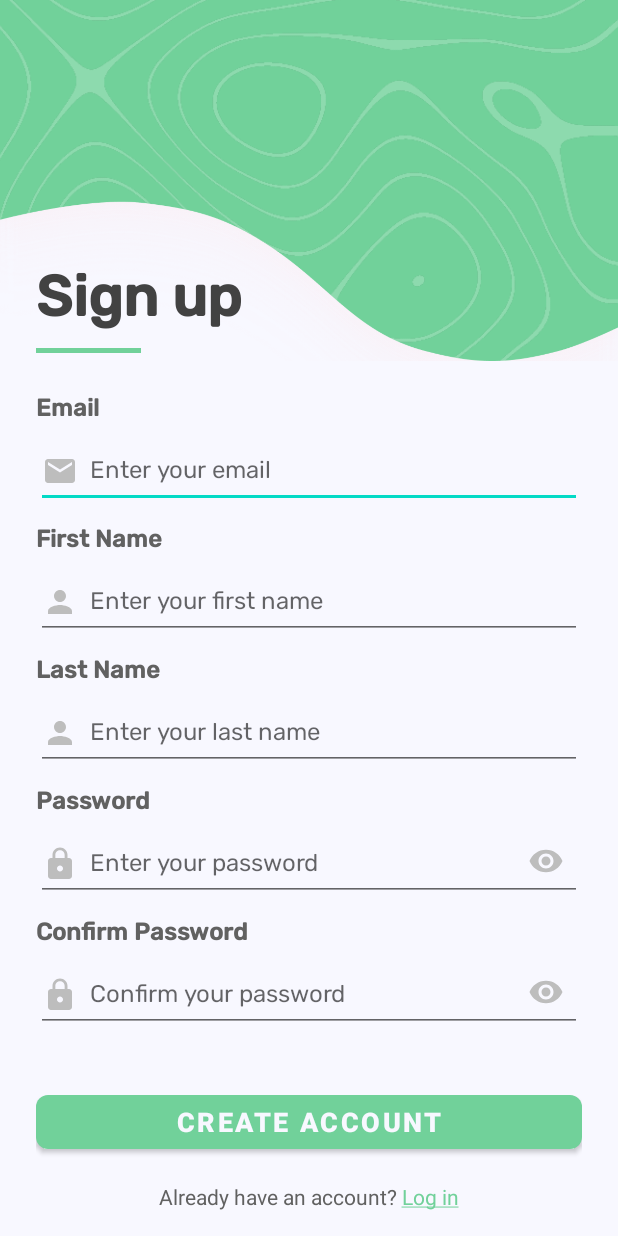
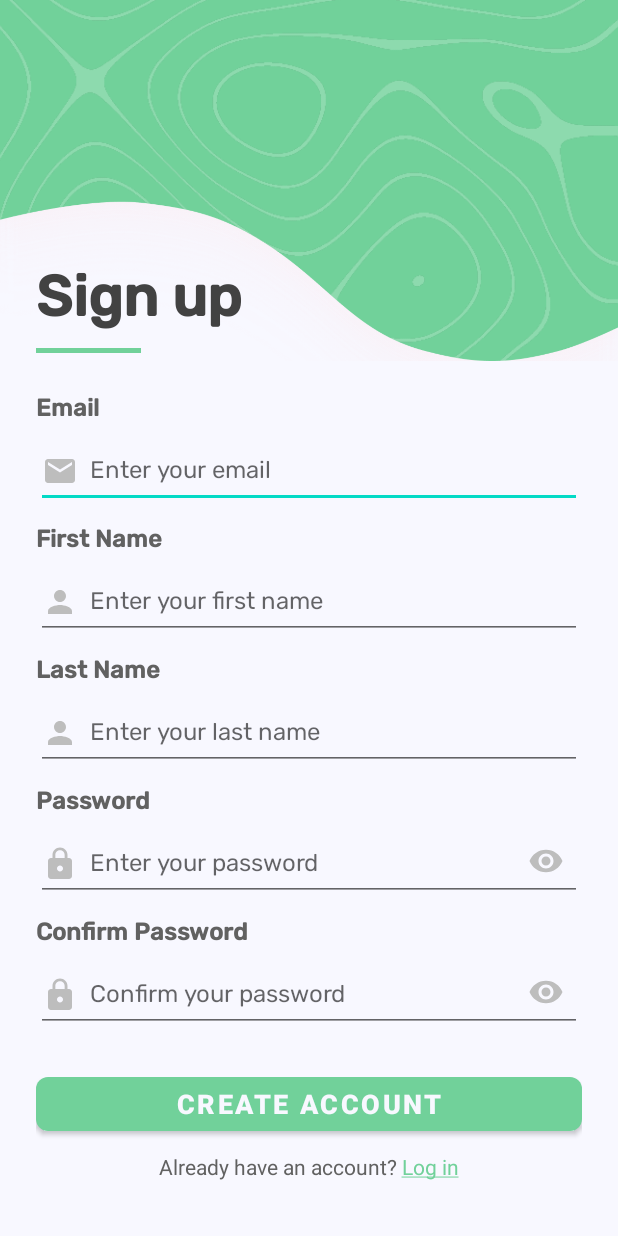
Before and after one commit to celiaho/HocusFocusToDo, an Android app: the SignupActivity screen opened directly, with no data from a screen before it, on a phone screen of 412 x 824 dp. Run offline under Robolectric (Android 15) with nearby library versions, the phone set to English and light mode, and no system bars; our stand-ins replace Volley.

Commit message:
made background colors consistent, apply style to Sign In button, add spacing to bottom of Sign Up screen, make values-night\strings.xml match day strings.xml

```diff
--- a/app/src/main/java/edu/bhcc/cho/hocusfocustodo/ui/task/TaskOverviewActivity.kt
+++ b/app/src/main/java/edu/bhcc/cho/hocusfocustodo/ui/task/TaskOverviewActivity.kt
@@ -1,13 +1,11 @@
 package edu.bhcc.cho.hocusfocustodo.ui.task
 
-import android.content.Context
 import android.content.Intent
 import android.os.Bundle
 import android.os.Handler
 import android.os.Looper
 import android.util.Log
 import android.view.inputmethod.InputMethodManager
-import android.widget.Button
 import android.widget.ImageButton
 import android.widget.Toast
 import androidx.appcompat.app.AppCompatActivity
@@ -19,7 +17,7 @@ import edu.bhcc.cho.hocusfocustodo.data.model.Task
 import edu.bhcc.cho.hocusfocustodo.data.network.TaskApiService
 import edu.bhcc.cho.hocusfocustodo.ui.auth.LoginActivity
 import edu.bhcc.cho.hocusfocustodo.utils.SessionManager
-import java.util.*
+import java.util.UUID
 
 class TaskOverviewActivity : AppCompatActivity() {
 
@@ -154,7 +152,7 @@ class TaskOverviewActivity : AppCompatActivity() {
     }
 
     private fun hideKeyboard(view: android.view.View) {
-        val imm = getSystemService(Context.INPUT_METHOD_SERVICE) as InputMethodManager
+        val imm = getSystemService(INPUT_METHOD_SERVICE) as InputMethodManager
         imm.hideSoftInputFromWindow(view.windowToken, 0)
     }
 
--- a/app/src/main/res/layout/activity_launcher.xml
+++ b/app/src/main/res/layout/activity_launcher.xml
@@ -3,7 +3,7 @@
     xmlns:tools="http://schemas.android.com/tools"
     android:layout_width="match_parent"
     android:layout_height="match_parent"
-    android:background="@color/white"
+    android:background="@color/off_white"
     android:gravity="center"
     tools:context=".ui.launcher.LauncherActivity">
 
--- a/app/src/main/res/layout/activity_signup.xml
+++ b/app/src/main/res/layout/activity_signup.xml
@@ -1,19 +1,20 @@
 <?xml version="1.0" encoding="utf-8"?>
-<androidx.core.widget.NestedScrollView
-    xmlns:android="http://schemas.android.com/apk/res/android"
+<androidx.core.widget.NestedScrollView xmlns:android="http://schemas.android.com/apk/res/android"
     xmlns:app="http://schemas.android.com/apk/res-auto"
+    xmlns:tools="http://schemas.android.com/tools"
     android:layout_width="match_parent"
     android:layout_height="match_parent"
     android:fillViewport="true"
     android:background="@color/off_white"
     android:overScrollMode="never"
     android:scrollbars="none"
-    android:id="@+id/scrollView">
+    android:id="@+id/scrollView"
+    tools:context="ui.auth.SignupActivity">
 
     <LinearLayout
         android:layout_width="match_parent"
         android:layout_height="wrap_content"
-        android:orientation="vertical">
+        android:orientation="vertical" >
 
         <!-- Top vector image (adjustable based on translationY) -->
         <ImageView
@@ -33,7 +34,7 @@
             android:orientation="vertical"
             android:padding="24dp"
             android:translationY="-448dp"
-            android:background="@android:color/transparent">
+            android:background="@android:color/transparent" >
 
             <!-- Title -->
             <LinearLayout
@@ -222,8 +223,8 @@
                 android:layout_width="match_parent"
                 android:layout_height="wrap_content"
                 android:text="Create Account"
-                android:layout_marginTop="36dp"
-                android:layout_marginBottom="16dp"/>
+                android:layout_marginTop="24dp"
+                android:layout_marginBottom="8dp"/>
 
             <!-- Already have account link -->
             <TextView
@@ -232,7 +233,7 @@
                 android:layout_width="wrap_content"
                 android:layout_height="wrap_content"
                 android:layout_gravity="center"
-                android:text="Already have an account? Log in"/>
+                android:text="Already have an account? Log in" />
         </LinearLayout>
     </LinearLayout>
 </androidx.core.widget.NestedScrollView>
--- a/app/src/main/res/layout/activity_task_overview.xml
+++ b/app/src/main/res/layout/activity_task_overview.xml
@@ -4,7 +4,7 @@
     xmlns:tools="http://schemas.android.com/tools"
     android:layout_width="match_parent"
     android:layout_height="match_parent"
-    android:background="@color/white"
+    android:background="@color/off_white"
     android:orientation="vertical"
     tools:context=".ui.task.TaskOverviewActivity">
 
@@ -318,9 +318,10 @@
                         android:layout_marginTop="8dp" />
                 </LinearLayout>
             </com.google.android.material.card.MaterialCardView>
+
         </LinearLayout> <!-- END PAGE CONTENT -->
+    </androidx.core.widget.NestedScrollView>
 
-    </androidx.core.widget.NestedScrollView>
     <!-- Bottom Toolbar -->
     <com.google.android.material.appbar.MaterialToolbar
         android:id="@+id/bottom_toolbar"
@@ -350,6 +351,5 @@
             android:padding="0dp"
             android:src="@drawable/ic_logout"
             app:tint="@color/auth_green" />
-
     </com.google.android.material.appbar.MaterialToolbar>
 </LinearLayout>
--- a/app/src/main/res/layout/vector.xml
+++ b/app/src/main/res/layout/vector.xml
@@ -6,7 +6,7 @@
     android:layout_width="match_parent"
     android:layout_height="match_parent"
     android:orientation="horizontal"
-    android:background="@color/white"
+    android:background="@color/off_white"
     android:baselineAligned="false">
 
     <!-- App Name TextView -->
--- a/app/src/main/res/values-night/strings.xml
+++ b/app/src/main/res/values-night/strings.xml
@@ -1,4 +1,4 @@
-<?xml version="1.0" encoding="utf-8"?>
 <resources>
-    <string name="add_task_help_text">Add task and press enter</string>
+    <string name="app_name">Hocus Focus</string>
+    <string name="add_task_help_text">Add task &amp; press enter</string>
 </resources>
```
Also changed, not shown: app/src/main/res/layout/activity_login.xml (+7 -7 lines). Lines whose indentation alone changed are shown as unchanged.
